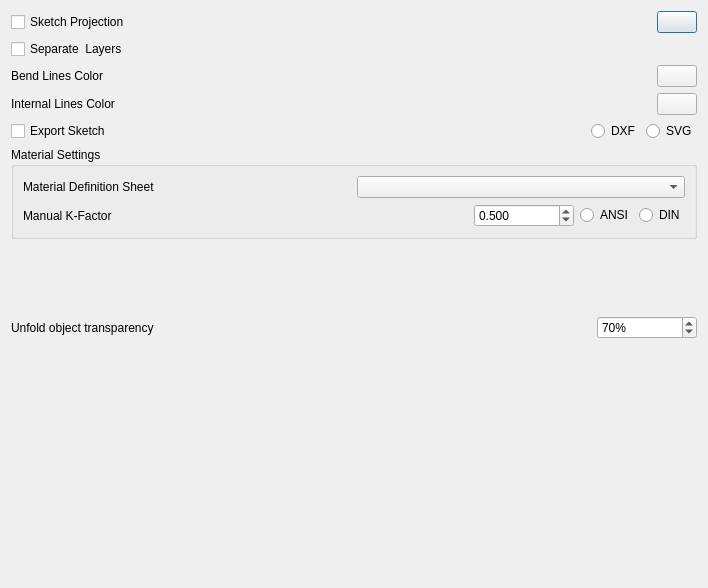
Before: the Qt Designer form Resources/panels/UnfoldOptions.ui in shaise/FreeCAD_SheetMetal, drawn with Qt 5.
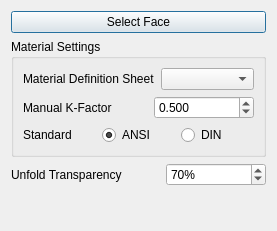
After: the same form once the commit is applied. Custom widgets are drawn as their Qt base class.

Commit message:
Refactor unfold command
App/Gui separation
Parametric unfold object
Added button for face selection in dialog
remove sketch creation and export from unfold command, to be added back as a new separate command

What changed in the file:
```diff
--- a/Resources/panels/UnfoldOptions.ui
+++ b/Resources/panels/UnfoldOptions.ui
@@ -6,8 +6,8 @@
    <rect>
     <x>0</x>
     <y>0</y>
-    <width>708</width>
-    <height>588</height>
+    <width>277</width>
+    <height>231</height>
    </rect>
   </property>
   <property name="windowTitle">
@@ -15,151 +15,15 @@
   </property>
   <layout class="QVBoxLayout" name="verticalLayout">
    <item>
-    <layout class="QHBoxLayout" name="horizontalLayout_3">
-     <item>
-      <widget class="QCheckBox" name="chkSketch">
-       <property name="text">
-        <string>Sketch Projection</string>
-       </property>
-      </widget>
-     </item>
-     <item>
-      <spacer name="horizontalSpacer_4">
-       <property name="orientation">
-        <enum>Qt::Horizontal</enum>
-       </property>
-       <property name="sizeHint" stdset="0">
-        <size>
-         <width>40</width>
-         <height>20</height>
-        </size>
-       </property>
-      </spacer>
-     </item>
-     <item>
-      <widget class="Gui::ColorButton" name="genColor">
-       <property name="color">
-        <color>
-         <red>66</red>
-         <green>203</green>
-         <blue>105</blue>
-        </color>
-       </property>
-      </widget>
-     </item>
-    </layout>
-   </item>
-   <item>
-    <widget class="QCheckBox" name="chkSeparate">
+    <widget class="QPushButton" name="selectFaceButton">
      <property name="text">
-      <string>Separate  Layers</string>
+      <string>Select Face</string>
+     </property>
+     <property name="checkable">
+      <bool>true</bool>
      </property>
     </widget>
    </item>
-   <item>
-    <layout class="QHBoxLayout" name="horizontalLayout_5">
-     <item>
-      <widget class="QLabel" name="label_2">
-       <property name="text">
-        <string>Bend Lines Color</string>
-       </property>
-      </widget>
-     </item>
-     <item>
-      <spacer name="horizontalSpacer_3">
-       <property name="orientation">
-        <enum>Qt::Horizontal</enum>
-       </property>
-       <property name="sizeHint" stdset="0">
-        <size>
-         <width>40</width>
-         <height>20</height>
-        </size>
-       </property>
-      </spacer>
-     </item>
-     <item>
-      <widget class="Gui::ColorButton" name="bendColor"/>
-     </item>
-    </layout>
-   </item>
-   <item>
-    <layout class="QHBoxLayout" name="horizontalLayout_4">
-     <item>
-      <widget class="QLabel" name="label_3">
-       <property name="text">
-        <string>Internal Lines Color</string>
-       </property>
-      </widget>
-     </item>
-     <item>
-      <spacer name="horizontalSpacer_2">
-       <property name="orientation">
-        <enum>Qt::Horizontal</enum>
-       </property>
-       <property name="sizeHint" stdset="0">
-        <size>
-         <width>40</width>
-         <height>20</height>
-        </size>
-       </property>
-      </spacer>
-     </item>
-     <item>
-      <widget class="Gui::ColorButton" name="internalColor"/>
-     </item>
-    </layout>
-   </item>
-   <item>
-    <layout class="QHBoxLayout" name="horizontalLayout_7">
-     <property name="leftMargin">
-      <number>0</number>
-     </property>
-     <item>
-      <widget class="QCheckBox" name="chkExport">
-       <property name="text">
-        <string>Export Sketch</string>
-       </property>
-      </widget>
-     </item>
-     <item>
-      <spacer name="horizontalSpacer_5">
-       <property name="orientation">
-        <enum>Qt::Horizontal</enum>
-       </property>
-       <property name="sizeHint" stdset="0">
-        <size>
-         <width>40</width>
-         <height>20</height>
-        </size>
-       </property>
-      </spacer>
-     </item>
-     <item>
-      <widget class="QRadioButton" name="dxfExport">
-       <property name="text">
-        <string>DXF</string>
-       </property>
-       <property name="autoExclusive">
-        <bool>true</bool>
-       </property>
-       <attribute name="buttonGroup">
-        <string notr="true">exportGroup</string>
-       </attribute>
-      </widget>
-     </item>
-     <item>
-      <widget class="QRadioButton" name="svgExport">
-       <property name="text">
-        <string>SVG</string>
-       </property>
-       <attribute name="buttonGroup">
-        <string notr="true">exportGroup</string>
-       </attribute>
-      </widget>
-     </item>
-    </layout>
-   </item>
    <item>
     <widget class="QGroupBox" name="groupBox">
      <property name="title">
@@ -176,7 +40,14 @@
          </widget>
         </item>
         <item>
-         <widget class="QComboBox" name="availableMds"/>
+         <widget class="QComboBox" name="availableMds">
+          <property name="sizePolicy">
+           <sizepolicy hsizetype="Preferred" vsizetype="Fixed">
+            <horstretch>0</horstretch>
+            <verstretch>0</verstretch>
+           </sizepolicy>
+          </property>
+         </widget>
         </item>
        </layout>
       </item>
@@ -187,31 +58,24 @@
         </property>
         <item>
          <widget class="QLabel" name="label_5">
+          <property name="sizePolicy">
+           <sizepolicy hsizetype="Preferred" vsizetype="Preferred">
+            <horstretch>0</horstretch>
+            <verstretch>0</verstretch>
+           </sizepolicy>
+          </property>
           <property name="text">
            <string>Manual K-Factor</string>
           </property>
          </widget>
         </item>
-        <item>
-         <spacer name="horizontalSpacer">
-          <property name="orientation">
-           <enum>Qt::Horizontal</enum>
-          </property>
-          <property name="sizeHint" stdset="0">
-           <size>
-            <width>40</width>
-            <height>20</height>
-           </size>
-          </property>
-         </spacer>
-        </item>
         <item>
          <widget class="QDoubleSpinBox" name="kFactSpin">
           <property name="enabled">
            <bool>true</bool>
           </property>
           <property name="sizePolicy">
-           <sizepolicy hsizetype="Expanding" vsizetype="Fixed">
+           <sizepolicy hsizetype="Preferred" vsizetype="Fixed">
             <horstretch>0</horstretch>
             <verstretch>0</verstretch>
            </sizepolicy>
@@ -236,11 +100,28 @@
           </property>
          </widget>
         </item>
+       </layout>
+      </item>
+      <item>
+       <layout class="QHBoxLayout" name="horizontalLayout_3">
+        <property name="topMargin">
+         <number>0</number>
+        </property>
+        <item>
+         <widget class="QLabel" name="label_2">
+          <property name="text">
+           <string>Standard</string>
+          </property>
+         </widget>
+        </item>
         <item>
          <widget class="QRadioButton" name="kfactorAnsi">
           <property name="text">
            <string>ANSI</string>
           </property>
+          <property name="checked">
+           <bool>true</bool>
+          </property>
           <attribute name="buttonGroup">
            <string notr="true">kFactorGroup</string>
           </attribute>
@@ -278,7 +159,7 @@
         </sizepolicy>
        </property>
        <property name="text">
-        <string>Unfold object transparency</string>
+        <string>Unfold Transparency</string>
        </property>
       </widget>
      </item>
@@ -324,13 +205,6 @@
    </item>
   </layout>
  </widget>
- <customwidgets>
-  <customwidget>
-   <class>Gui::ColorButton</class>
-   <extends>QPushButton</extends>
-   <header>Gui/Widgets.h</header>
-  </customwidget>
- </customwidgets>
  <resources/>
  <connections/>
  <buttongroups>
```
Left out of the diff: 7 changed lines with no effect on the pictures. The commit also changes 6 other files.
